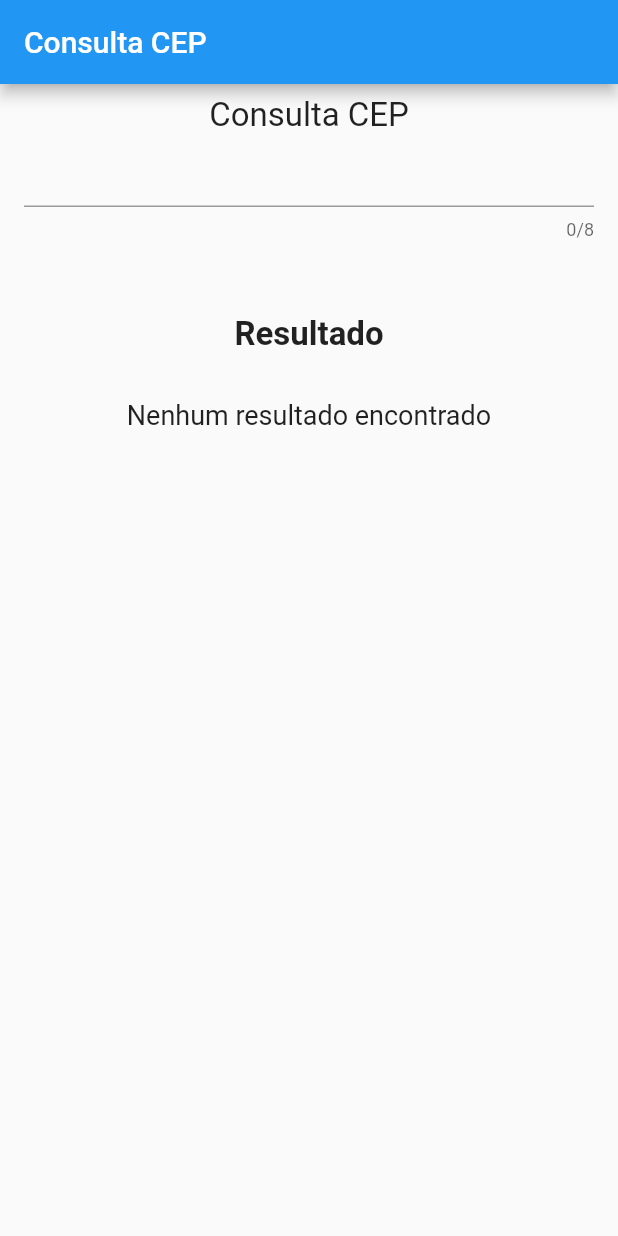
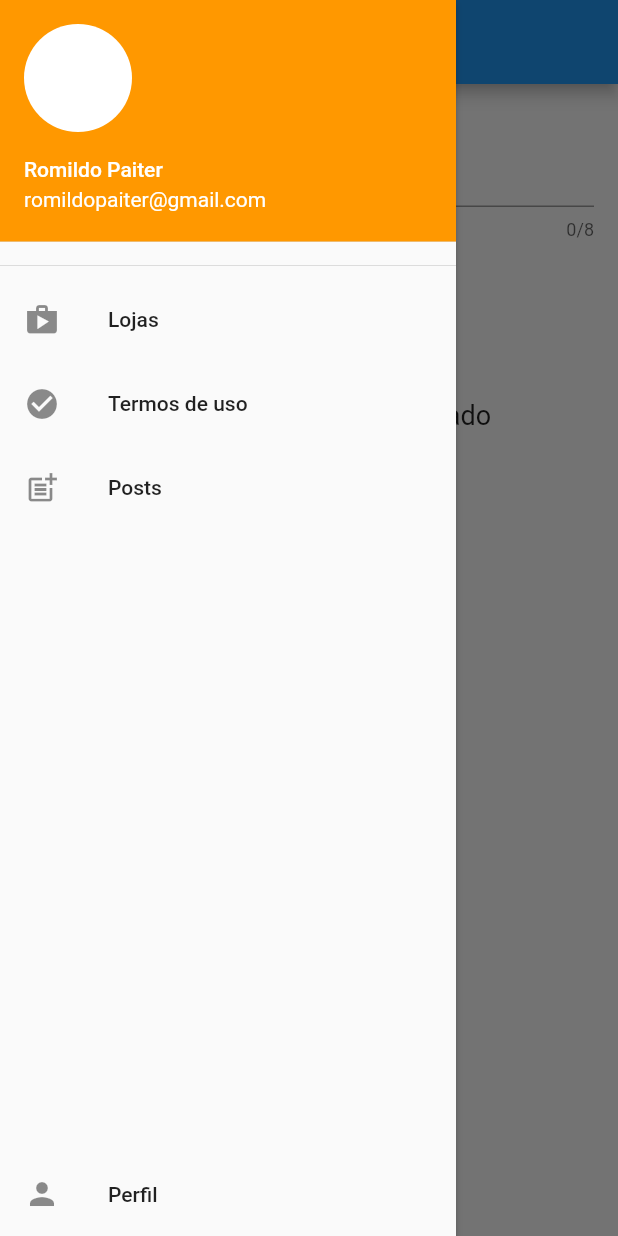
Before and after one commit to romildojpaiter/flutter-dio-challenge, a Flutter app: the screen it shows after launch, with the side drawer open (before the commit the screen has no drawer), on a phone screen of 412 x 824 dp. Run offline on Flutter 3.47's test engine with Material 2 defaults, Android fonts, the phone set to English and light mode, and no system bars; our stand-ins replace hive, sqflite; accounts and stored records are empty.

```diff
--- /dev/null
+++ b/modulo5/app/lib/components/drawer_component.dart
@@ -0,0 +1,120 @@
+import 'package:app_modulo_05/utils/app_routes.dart';
+import 'package:flutter/material.dart';
+
+class DrawerComponent extends StatefulWidget {
+  const DrawerComponent({super.key});
+
+  @override
+  State<DrawerComponent> createState() => _DrawerComponentState();
+}
+
+class _DrawerComponentState extends State<DrawerComponent> {
+  //
+
+  void funcShowBottomSheet(context) {
+    Navigator.of(context).pop();
+    showBottomSheet(
+      shape: RoundedRectangleBorder(
+        borderRadius: BorderRadius.circular(14),
+      ),
+      context: context,
+      builder: (context) => Container(
+        width: double.infinity,
+        padding: EdgeInsets.symmetric(vertical: 8, horizontal: 8),
+        child: Column(
+          mainAxisAlignment: MainAxisAlignment.center,
+          children: const [
+            Text(
+              'Termos de uso',
+              style: TextStyle(
+                fontWeight: FontWeight.bold,
+              ),
+            ),
+            Text(
+              'Texto dos termos de uso',
+              textAlign: TextAlign.justify,
+              style: TextStyle(
+                fontSize: 12,
+              ),
+            ),
+          ],
+        ),
+      ),
+    );
+  }
+
+  void funcShowModalBottomSheet(context) {
+    showModalBottomSheet(
+      shape: RoundedRectangleBorder(
+        borderRadius: BorderRadius.circular(10),
+      ),
+      context: context,
+      builder: (BuildContext bc) {
+        return Wrap(
+          children: [
+            ListTile(
+              title: Text('Camera'),
+              onTap: () {
+                Navigator.pop(context);
+              },
+            ),
+            const ListTile(
+              title: Text('Galeria'),
+            ),
+          ],
+        );
+      },
+    );
+  }
+
+  @override
+  Widget build(BuildContext context) {
+    return Drawer(
+      elevation: 2.0,
+      child: Column(
+        children: [
+          InkWell(
+            onTap: () {
+              funcShowModalBottomSheet(context);
+            },
+            child: const UserAccountsDrawerHeader(
+              decoration: const BoxDecoration(color: Colors.orange),
+              currentAccountPicture: CircleAvatar(
+                backgroundColor: Colors.white,
+                //child: Image.asset('assets/icons/steak-32.png'),
+              ),
+              accountName: const Text('Romildo Paiter'),
+              accountEmail: const Text('romildopaiter@gmail.com'),
+            ),
+          ),
+          const Divider(),
+          ListTile(
+            leading: const Icon(Icons.shop),
+            title: const Text('Lojas'),
+            onTap: () {
+              // Navigator.of(context).pushReplacementNamed(AppRoutes.AUTH_HOME);
+            },
+          ),
+          ListTile(
+            leading: const Icon(Icons.check_circle),
+            title: const Text('Termos de uso'),
+            onTap: () {
+              funcShowBottomSheet(context);
+            },
+          ),
+          ListTile(
+            leading: const Icon(Icons.post_add),
+            title: const Text('Posts'),
+            onTap: () => Navigator.of(context).pushNamed(AppRoutes.POSTS),
+          ),
+          Expanded(child: Container()),
+          const ListTile(
+            leading: const Icon(Icons.person),
+            title: const Text('Perfil'),
+            //onTap: () => Navigator.of(context).pushNamed(AppRoutes.PROFILE),
+          )
+        ],
+      ),
+    );
+  }
+}
--- a/modulo5/app/lib/main.dart
+++ b/modulo5/app/lib/main.dart
@@ -1,4 +1,6 @@
+import 'package:app_modulo_05/page/posts_page.dart';
 import 'package:app_modulo_05/page/consulta_cep_page.dart';
+import 'package:app_modulo_05/utils/app_routes.dart';
 import 'package:flutter/material.dart';
 
 void main() {
@@ -8,6 +10,13 @@ void main() {
 class MyApp extends StatelessWidget {
   const MyApp({super.key});
 
+  _getRoutes(BuildContext ctx) {
+    return {
+      AppRoutes.CONSULTA_CEP: (ctx) => const ConsultaCepPage(),
+      AppRoutes.POSTS: (ctx) => const PostsPage(),
+    };
+  }
+
   // This widget is the root of your application.
   @override
   Widget build(BuildContext context) {
@@ -16,7 +25,8 @@ class MyApp extends StatelessWidget {
       theme: ThemeData(
         primarySwatch: Colors.blue,
       ),
-      home: const ConsultaCepPage(),
+      routes: _getRoutes(context),
+      initialRoute: AppRoutes.CONSULTA_CEP,
     );
   }
 }
--- a/modulo5/app/lib/page/consulta_cep_page.dart
+++ b/modulo5/app/lib/page/consulta_cep_page.dart
@@ -1,5 +1,6 @@
 import 'dart:convert';
 
+import 'package:app_modulo_05/components/drawer_component.dart';
 import 'package:app_modulo_05/model/via_cep_model.dart';
 import 'package:app_modulo_05/repository/via_cep_repository.dart';
 import 'package:flutter/material.dart';
@@ -23,6 +24,7 @@ class _ConsultaCepPageState extends State<ConsultaCepPage> {
   Widget build(BuildContext context) {
     return Scaffold(
       appBar: AppBar(title: const Text('Consulta CEP')),
+      drawer: const DrawerComponent(),
       body: Padding(
         padding: const EdgeInsets.symmetric(horizontal: 16.0, vertical: 8.0),
         child: Column(
--- /dev/null
+++ b/modulo5/app/lib/utils/app_routes.dart
@@ -0,0 +1,5 @@
+class AppRoutes {
+  static const HOME = '/home';
+  static const CONSULTA_CEP = '/consulta_cep';
+  static const POSTS = '/cards';
+}
```
Also changed, not shown: modulo5/app/lib/model/post_model.dart (added, +29 -0 lines), modulo5/app/lib/page/post_detail_page.dart (added, +52 -0 lines), modulo5/app/lib/page/posts_page.dart (added, +113 -0 lines), modulo5/app/lib/repository/posts_repository.dart (added, +16 -0 lines).
